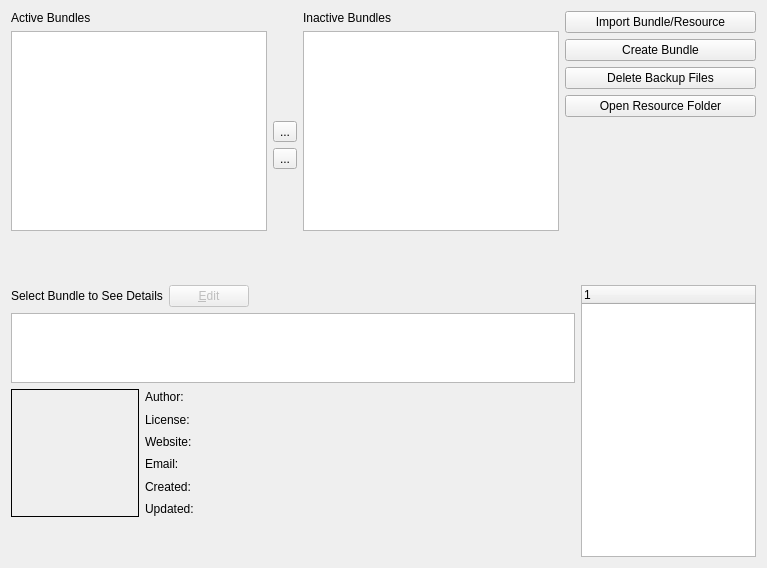
Qt form krita/plugins/extensions/resourcemanager/wdgdlgbundlemanager.ui (KDE/krita) before a commit.
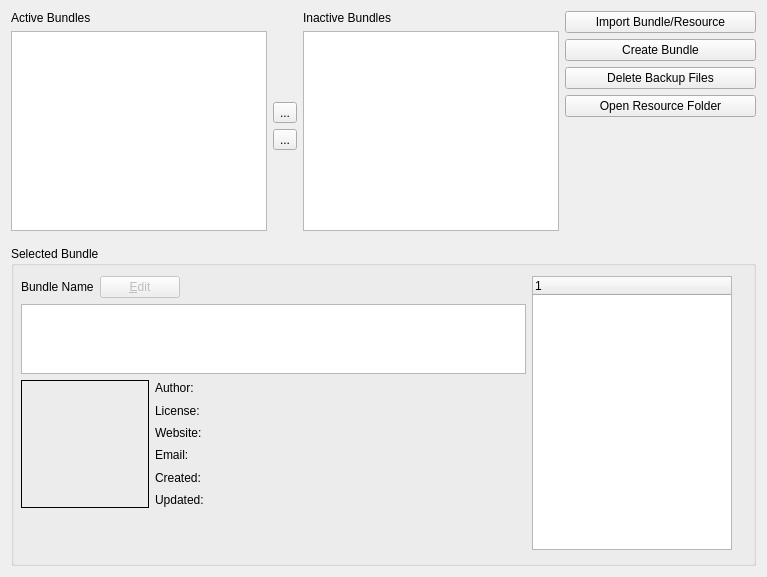
The same form after that commit.

Commit message: update UI for resource manager to better separate information from actions

What changed in the file:
```diff
--- a/krita/plugins/extensions/resourcemanager/wdgdlgbundlemanager.ui
+++ b/krita/plugins/extensions/resourcemanager/wdgdlgbundlemanager.ui
@@ -7,7 +7,7 @@
     <x>0</x>
     <y>0</y>
     <width>767</width>
-    <height>568</height>
+    <height>577</height>
    </rect>
   </property>
   <layout class="QVBoxLayout" name="verticalLayout_5">
@@ -233,7 +233,38 @@
     </layout>
    </item>
    <item>
+    <widget class="QGroupBox" name="BundleSelectedGroupBox">
+     <property name="sizePolicy">
+      <sizepolicy hsizetype="Preferred" vsizetype="Minimum">
+       <horstretch>0</horstretch>
+       <verstretch>0</verstretch>
+      </sizepolicy>
+     </property>
+     <property name="minimumSize">
+      <size>
+       <width>0</width>
+       <height>320</height>
+      </size>
+     </property>
+     <property name="title">
+      <string>Selected Bundle</string>
+     </property>
+     <widget class="QWidget" name="">
+      <property name="geometry">
+       <rect>
+        <x>10</x>
+        <y>30</y>
+        <width>731</width>
+        <height>284</height>
+       </rect>
+      </property>
     <layout class="QHBoxLayout" name="horizontalLayout_4">
+       <property name="rightMargin">
+        <number>20</number>
+       </property>
+       <property name="bottomMargin">
+        <number>10</number>
+       </property>
      <item>
       <layout class="QVBoxLayout" name="verticalLayout_4">
        <item>
@@ -241,7 +272,7 @@
          <item>
           <widget class="QLabel" name="lblName">
            <property name="text">
-            <string>Select Bundle to See Details</string>
+              <string>Bundle Name</string>
            </property>
            <property name="textFormat">
             <enum>Qt::AutoText</enum>
@@ -451,14 +482,14 @@
      <item>
       <widget class="QTreeWidget" name="listBundleContents">
        <property name="sizePolicy">
-        <sizepolicy hsizetype="Fixed" vsizetype="Expanding">
+          <sizepolicy hsizetype="Fixed" vsizetype="Minimum">
          <horstretch>0</horstretch>
          <verstretch>0</verstretch>
         </sizepolicy>
        </property>
        <property name="minimumSize">
         <size>
-         <width>175</width>
+           <width>200</width>
          <height>0</height>
         </size>
        </property>
@@ -476,6 +507,8 @@
       </widget>
      </item>
     </layout>
+     </widget>
+    </widget>
    </item>
   </layout>
  </widget>
```
Left out of the diff: 9 changed lines with no effect on the pictures. Lines whose indentation alone changed are shown as unchanged.
